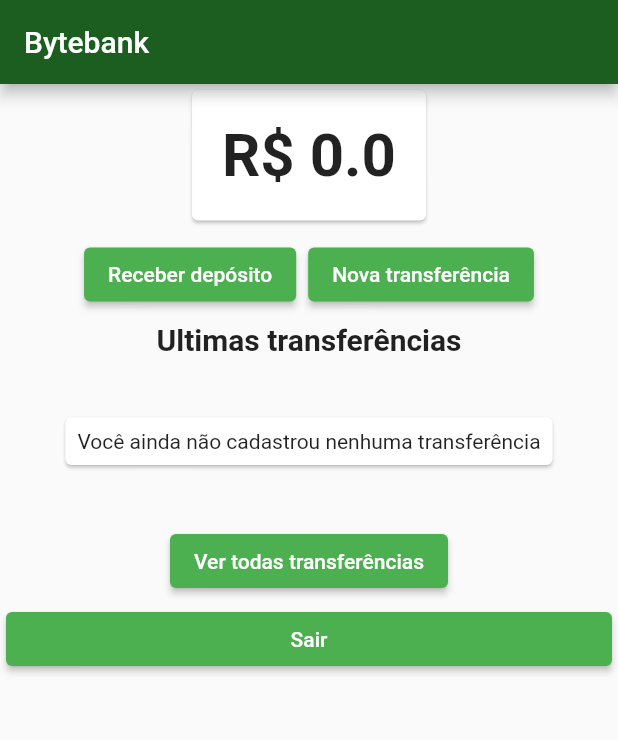
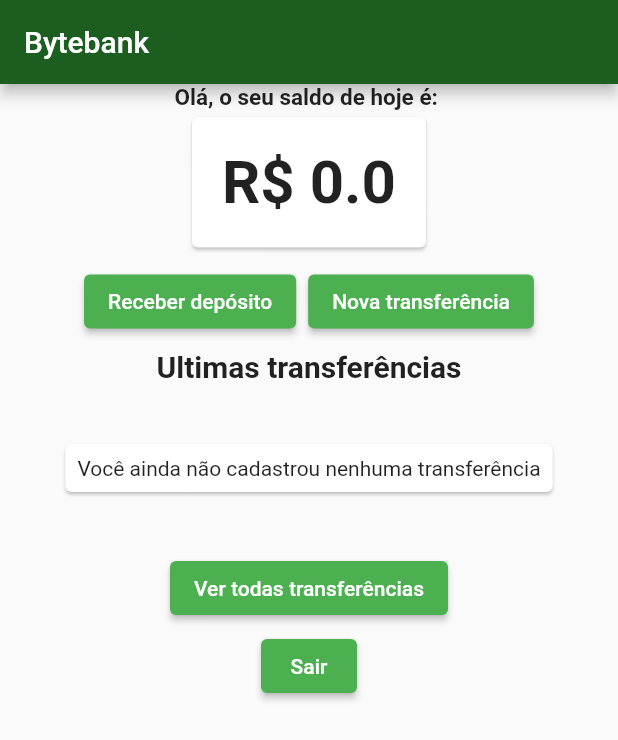
Before and after one commit to AndressaCode/flutter_estados, a Flutter app: the screen it shows after launch, on a phone screen of 412 x 824 dp. Shown: the top 740 px of the screen. Run offline on Flutter 3.47's test engine with Material 2 defaults, Android fonts, the phone set to English and light mode, and no system bars; our stand-ins replace brasil_fields, date_time_picker.

```diff
--- a/lib/models/cliente.dart
+++ b/lib/models/cliente.dart
@@ -87,4 +87,16 @@ class Cliente extends ChangeNotifier{
 
     notifyListeners();
   }
+
+  // Tela de cadastro
+
+  int _stepAtual = 0;
+
+  int get stepAtual => _stepAtual;
+
+  set stepAtual(int value) {
+    _stepAtual = value;
+
+    notifyListeners();
+  }
 }
--- a/lib/screens/dashboard/dashboard.dart
+++ b/lib/screens/dashboard/dashboard.dart
@@ -1,4 +1,5 @@
 import 'package:flutter/material.dart';
+import 'package:flutter_estados/models/cliente.dart';
 import 'package:flutter_estados/models/saldo.dart';
 import 'package:flutter_estados/screens/autenticacao/login.dart';
 import 'package:flutter_estados/screens/dashboard/saldo.dart';
@@ -14,8 +15,35 @@ class Dashboard extends StatelessWidget {
       appBar: AppBar(
         title: const Text('Bytebank'),
       ),
-      body: ListView(
+
+      // Estava retornando um ListView.. por quê?
+      body: SingleChildScrollView(
+        child: Column(
           children: [
+
+            Consumer<Cliente>(
+              builder: (context, cliente, child) {
+
+                if(cliente.nome != null){
+                  return Text(
+                    'Olá, ${cliente.nome.split(" ")[0]} o seu saldo de hoje é: ',
+                    style: TextStyle(
+                      fontSize: 15.0,
+                      fontWeight: FontWeight.bold,
+                    ),
+                  );
+                }
+
+                return Text(
+                  'Olá, o seu saldo de hoje é: ',
+                  style: TextStyle(
+                    fontSize: 15.0,
+                    fontWeight: FontWeight.bold,
+                  ),
+                );
+              }
+            ),
+
             Align(
               alignment: Alignment.topCenter,
               child: SaldoCard(),
@@ -67,6 +95,7 @@ class Dashboard extends StatelessWidget {
             ),
           ],
         ),
+      ),
     );
   }
 }
```
Also changed, not shown: lib/screens/autenticacao/registrar.dart (+66 -13 lines). Lines whose indentation alone changed are shown as unchanged.
